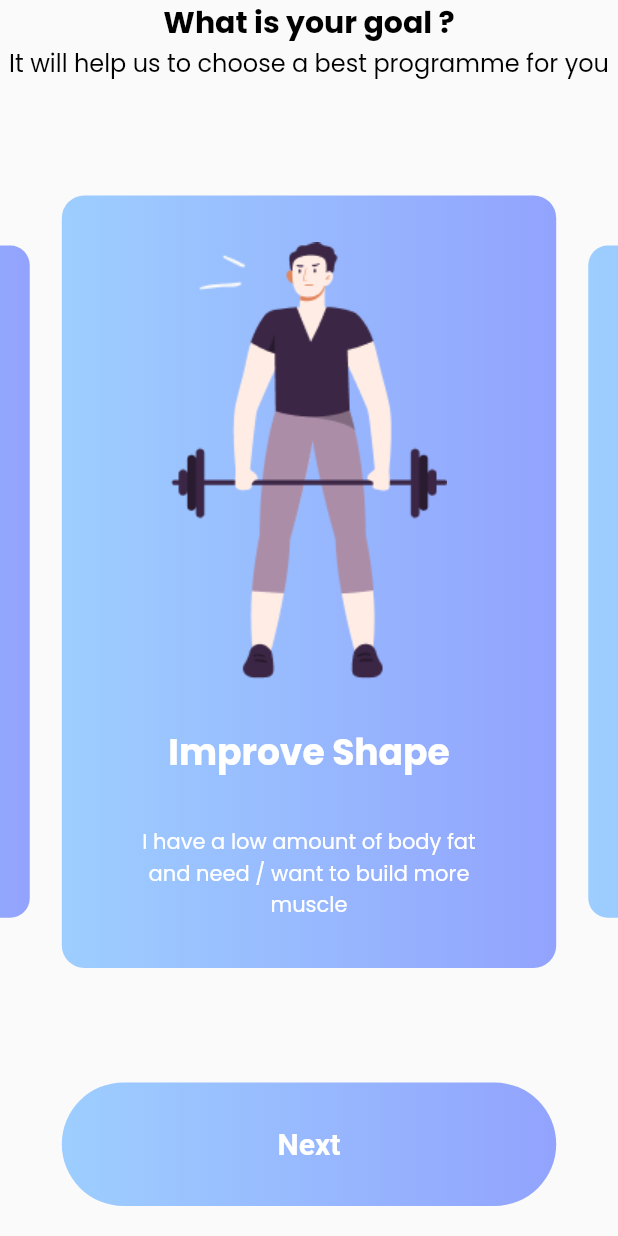
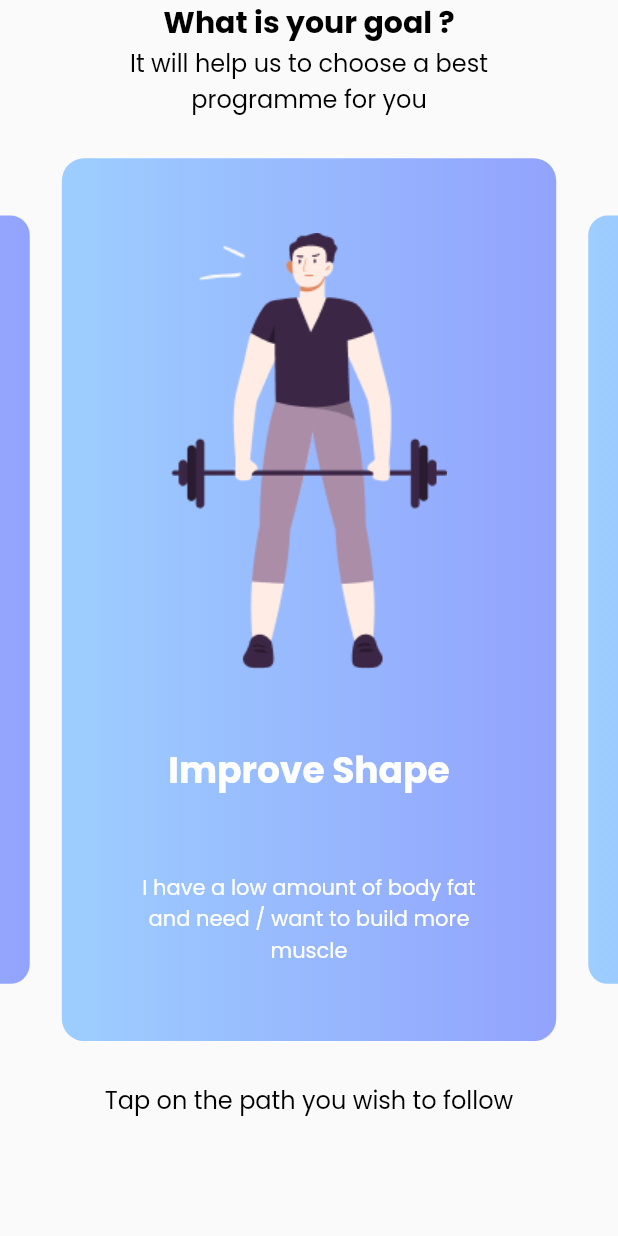
Before and after one commit to raghavguptaeng/fit_me2.0, a Flutter app: the GetUserPreference screen opened by its route, on a phone screen of 412 x 824 dp. Run offline on Flutter 3.47's test engine with Material 2 defaults, Android fonts, the light colour scheme and no system bars; drawn by our look-alikes of carousel_slider; our stand-ins replace font_awesome_flutter, google_fonts.

Commit message:
Signup UI Done

```diff
--- a/lib/Authentication/Signup/take_user_details.dart
+++ b/lib/Authentication/Signup/take_user_details.dart
@@ -106,7 +106,7 @@ class GetUserDetails extends StatelessWidget {
                             width: height*0.06,
                             height: height*0.06,
                             child: Center(
-                              child: Text("KG",style: kBigTextHeading.copyWith(fontSize: 15,color: Colors.white),),
+                              child: Text("Ft5.10",style: kBigTextHeading.copyWith(fontSize: 15,color: Colors.white),),
                             ),
                             decoration: kRoundedContainer,
                           )
--- a/lib/Authentication/Signup/user_preference.dart
+++ b/lib/Authentication/Signup/user_preference.dart
@@ -1,4 +1,5 @@
 import 'package:carousel_slider/carousel_slider.dart';
+import 'package:fit_me/Authentication/Login/login.dart';
 import 'package:flutter/material.dart';
 
 import '../../constants.dart';
@@ -15,7 +16,7 @@ class GetUserPreference extends StatelessWidget {
         child: Column(
           mainAxisAlignment: MainAxisAlignment.spaceBetween,
           children: [
-            greeting(),
+            greeting(width),
             CarouselSlider(
               items: [
                 PreferenceCard(
@@ -43,19 +44,20 @@ class GetUserPreference extends StatelessWidget {
               ],
               options: CarouselOptions(
                 enlargeCenterPage: true,
-                aspectRatio: 0.80,
+                aspectRatio: 0.70,
               ),
             ),
             Container(
               width: width * 0.8,
               height: height * 0.1,
               margin: EdgeInsets.fromLTRB(0, 0, 0, 20),
-              decoration: kRoundedBigButton,
-              child: Center(
               child: Text(
-                "Next",
-                style: kBigButtonText,
-              )),
+                "Tap on the path you wish to follow",
+                style: kSubTextStyle.copyWith(
+                  fontSize: 16,
+                ),
+                textAlign: TextAlign.center,
+              ),
             ),
           ],
         ),
@@ -63,8 +65,9 @@ class GetUserPreference extends StatelessWidget {
     );
   }
 
-  Container greeting() {
+  Container greeting(width) {
     return Container(
+      width: width*0.7,
       child: Center(
         child: Column(
           children: [
@@ -77,6 +80,7 @@ class GetUserPreference extends StatelessWidget {
               style: kSubTextStyle.copyWith(
                 fontSize: 16,
               ),
+              textAlign: TextAlign.center,
             ),
           ],
         ),
@@ -100,9 +104,14 @@ class PreferenceCard extends StatelessWidget {
   final String img, heading, subtext;
   @override
   Widget build(BuildContext context) {
-    return Container(
+    return GestureDetector(
+      onTap: (){
+        //Todo: add code to signup the user according to defined preference
+        Navigator.pushReplacementNamed(context, Login.id);
+      },
+      child: Container(
         width: width * 0.8,
-      height: height * 0.5,
+        height: height * 0.65,
         decoration: kRoundedContainer.copyWith(gradient: kBlue_linear),
         child: Column(
           mainAxisAlignment: MainAxisAlignment.spaceEvenly,
@@ -123,6 +132,7 @@ class PreferenceCard extends StatelessWidget {
             )
           ],
         ),
+      ),
     );
   }
 }
--- a/lib/main.dart
+++ b/lib/main.dart
@@ -5,6 +5,7 @@ import 'package:fit_me/Splash%20Screens/splash_1.dart';
 import 'package:fit_me/Splash%20Screens/welcome.dart';
 import 'package:flutter/material.dart';
 
+import 'Authentication/Login/login.dart';
 import 'Splash Screens/splash_2.dart';
 import 'Splash Screens/splash_3.dart';
 import 'Splash Screens/splash_4.dart';
@@ -28,6 +29,7 @@ class init extends StatelessWidget {
         SignUp.id:(context)=>SignUp(),
         GetUserDetails.id:(context)=>GetUserDetails(),
         GetUserPreference.id:(context)=>GetUserPreference(),
+        Login.id:(context)=>Login(),
       },
     );
   }
```
Also changed, not shown: lib/Authentication/Login/login.dart (added, +9 -0 lines). Lines whose indentation alone changed are shown as unchanged.
